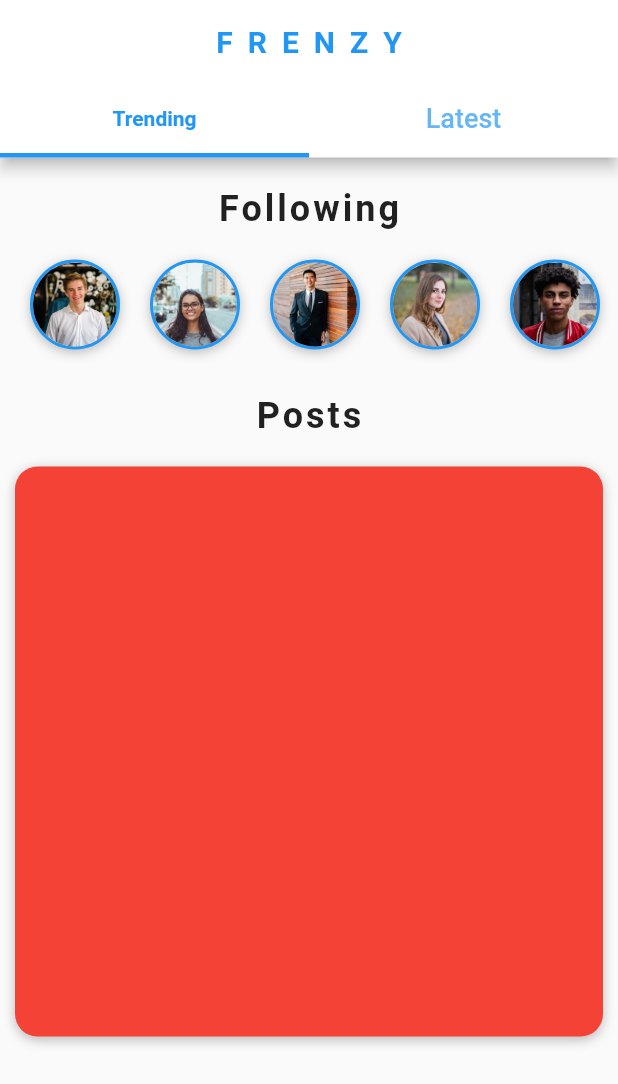
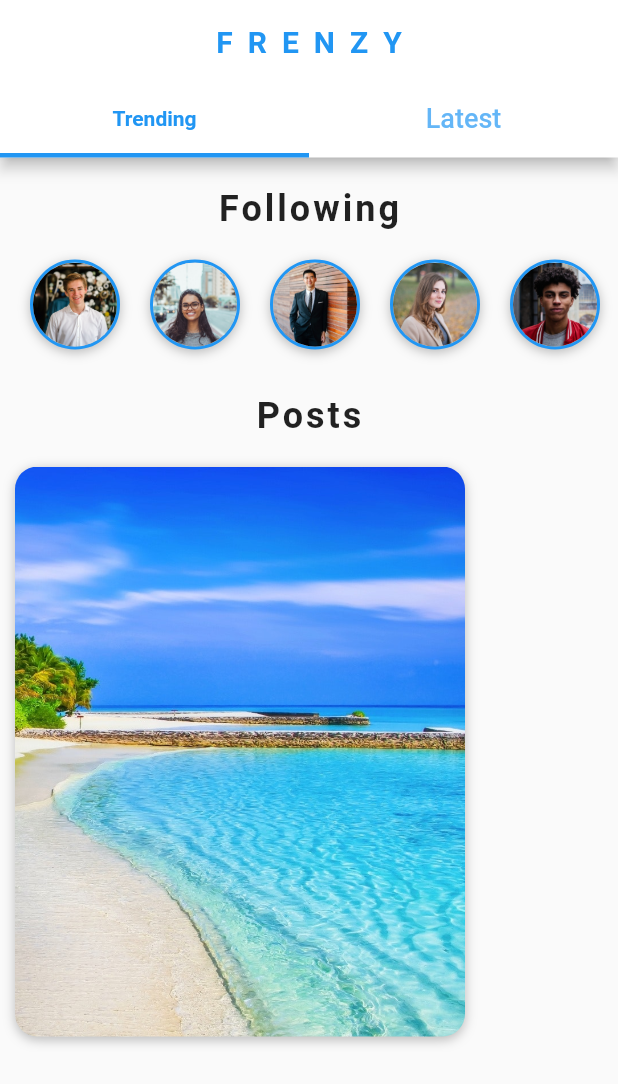
Before and after one commit to aximilli1212/flutter-googles, a Flutter app: the HomeScreen screen opened directly, swiped to page 3, on a phone screen of 412 x 824 dp. Shown: the top 1084 px of the screen. Run offline on Flutter 3.47's test engine with Material 2 defaults, Android fonts, the phone set to English and light mode, and no system bars; our stand-ins replace animated_text_kit, audioplayers, cloud_firestore, firebase_auth, flutter_spinkit, font_awesome_flutter and 3 more; accounts and stored records are empty.

Commit message:
add images to posts

```diff
--- a/frenzy_social/lib/widgets/posts_carousel.dart
+++ b/frenzy_social/lib/widgets/posts_carousel.dart
@@ -43,7 +43,6 @@ class PostsCarousel extends StatelessWidget {
         Container(
           margin: EdgeInsets.all(10.0),
           decoration: BoxDecoration(
-            color: Colors.red,
             borderRadius: BorderRadius.circular(15.0),
             boxShadow: [
               BoxShadow(
@@ -53,6 +52,15 @@ class PostsCarousel extends StatelessWidget {
               )
             ]
           ),
+          child: ClipRRect(
+            borderRadius: BorderRadius.circular(15.0),
+            child: Image(
+              height: 400,
+              width: 300.0,
+              image: AssetImage(post.imageUrl),
+              fit: BoxFit.cover,
+            ),
+          ),
         )
       ],
     );
```
